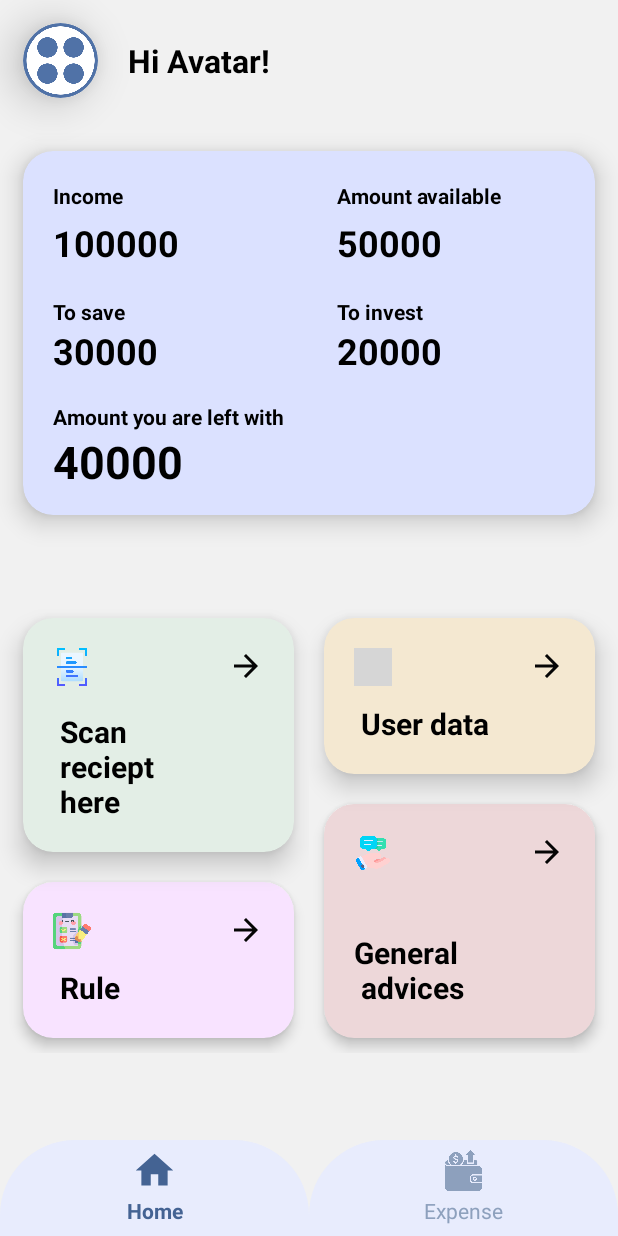
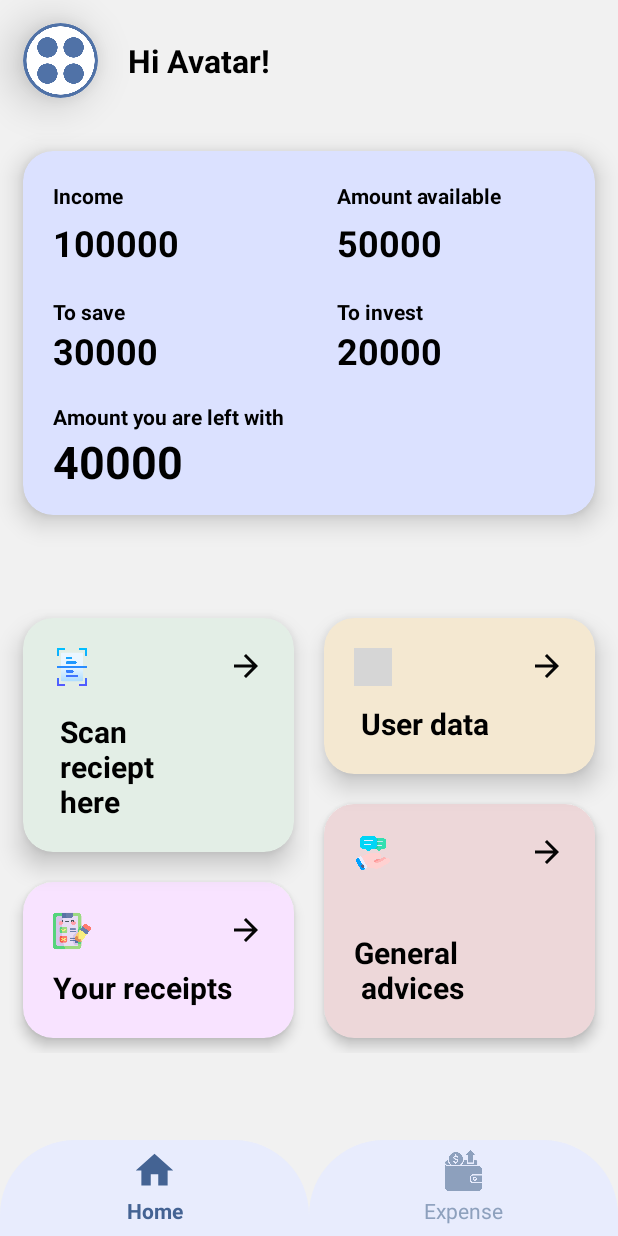
Before and after one commit to DroidNin/ExpenseEase, an Android app: the screen it shows after launch (MainActivity), on a phone screen of 412 x 824 dp. Run offline under Robolectric (Android 15) with nearby library versions, the phone set to English and light mode, and no system bars; libraries missing offline, so code that uses them is left out: com.google.mlkit.vision; grey boxes are pictures that could not be loaded.

Commit message:
changed rule cardview to your receipts
created activity and xml file for your receipts

```diff
--- a/app/build.gradle.kts
+++ b/app/build.gradle.kts
@@ -41,6 +41,7 @@ dependencies {
     implementation("androidx.appcompat:appcompat:1.6.1")
     implementation("com.google.android.material:material:1.11.0")
     implementation("androidx.constraintlayout:constraintlayout:2.1.4")
+    implementation("androidx.activity:activity:1.8.0")
     testImplementation("junit:junit:4.13.2")
     androidTestImplementation("androidx.test.ext:junit:1.1.5")
     androidTestImplementation("androidx.test.espresso:espresso-core:3.5.1")
--- a/app/src/main/java/com/example/expenseease/MainActivity.kt
+++ b/app/src/main/java/com/example/expenseease/MainActivity.kt
@@ -30,6 +30,13 @@ class MainActivity : AppCompatActivity() {
     override fun onCreate(savedInstanceState: Bundle?) {
         super.onCreate(savedInstanceState)
         setContentView(R.layout.activity_main)
+
+        val receipt:CardView = findViewById(R.id.recp)
+        receipt.setOnClickListener{
+            val i = Intent(this,Your_receipts::class.java)
+            startActivity(i)
+        }
+
         val exp: LinearLayout = findViewById(R.id.linear_exp)
 
         exp.setOnClickListener {
--- a/app/src/main/res/layout/activity_main.xml
+++ b/app/src/main/res/layout/activity_main.xml
@@ -270,7 +270,7 @@
                     </androidx.cardview.widget.CardView>
 
                     <androidx.cardview.widget.CardView
-                        android:id="@+id/rule"
+                        android:id="@+id/recp"
                         android:layout_width="match_parent"
                         android:layout_height="0dp"
                         android:layout_marginStart="15dp"
@@ -279,7 +279,6 @@
                         android:layout_marginBottom="10dp"
                         android:layout_weight="2"
                         android:backgroundTint="#f8e3ff"
-                        android:onClick="onRuleCardClick"
                         app:cardCornerRadius="20dp"
                         app:cardElevation="5dp">
 
@@ -301,7 +300,7 @@
                             android:layout_height="wrap_content"
                             android:layout_gravity="bottom"
                             android:layout_margin="20dp"
-                            android:text=" Rule"
+                            android:text="@string/your_receipts"
                             android:textColor="@color/black"
                             android:textSize="20sp"
                             android:textStyle="bold" />
--- a/app/src/main/res/values/strings.xml
+++ b/app/src/main/res/values/strings.xml
@@ -44,4 +44,6 @@
     <string name="general_n_advices">General \n advices</string>
     <string name="expense">Expense</string>
     <string name="home">Home</string>
+    <string name="your_receipts">Your receipts</string>
+    <string name="capture">Capture</string>
 </resources>
```
Also changed, not shown: app/src/main/AndroidManifest.xml (+9 -5 lines), app/src/main/java/com/example/expenseease/Your_receipts.kt (added, +22 -0 lines), app/src/main/res/drawable/signup_bt_custom.xml (added, +7 -0 lines), app/src/main/res/layout/activity_your_receipts.xml (added, +35 -0 lines).
